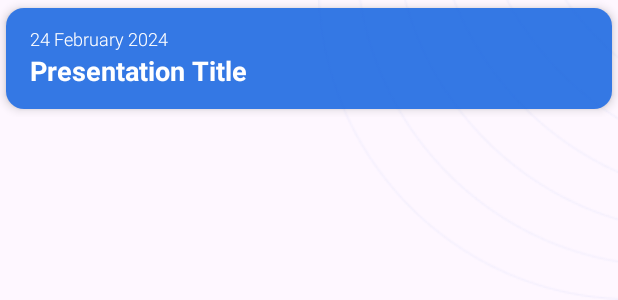
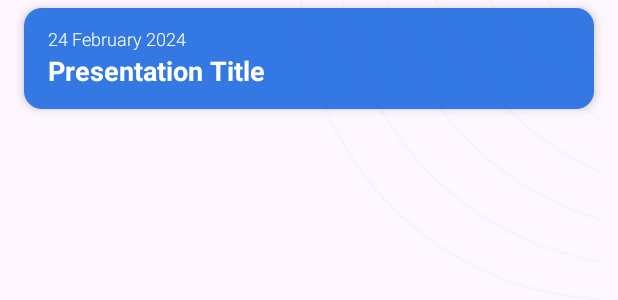
Before and after one commit to UCYenyen/ECPresentFrontend, an Android app built with Jetpack Compose: the @Preview function PresentationHistoryViewPreview, on a phone screen of 412 x 824 dp. Shown: the top 300 px of the screen. Run offline under Robolectric (Android 15) with nearby library versions, the phone set to English and light mode, and no system bars.

Commit message:
remove unused import

```diff
--- a/app/src/main/java/com/example/ecpresent/ui/view/pages/presentation/presentationHistoryView.kt
+++ b/app/src/main/java/com/example/ecpresent/ui/view/pages/presentation/presentationHistoryView.kt
@@ -3,35 +3,19 @@ package com.example.ecpresent.ui.view.pages.presentation
 
 import androidx.compose.foundation.Image
 import androidx.compose.foundation.background
-import androidx.compose.foundation.layout.Arrangement
 import androidx.compose.foundation.layout.Box
-import androidx.compose.foundation.layout.Column
-import androidx.compose.foundation.layout.Row
 import androidx.compose.foundation.layout.fillMaxSize
-import androidx.compose.foundation.layout.fillMaxWidth
 import androidx.compose.foundation.layout.padding
 import androidx.compose.foundation.layout.width
-import androidx.compose.foundation.shape.RoundedCornerShape
-import androidx.compose.material.icons.Icons
-import androidx.compose.material.icons.filled.ArrowBack
-import androidx.compose.material3.Button
-import androidx.compose.material3.ButtonColors
-import androidx.compose.material3.Icon
 import androidx.compose.material3.MaterialTheme
-import androidx.compose.material3.Text
 import androidx.compose.runtime.Composable
 import androidx.compose.ui.Alignment
 import androidx.compose.ui.Modifier
-import androidx.compose.ui.graphics.Color
 import androidx.compose.ui.layout.ContentScale
 import androidx.compose.ui.res.painterResource
-import androidx.compose.ui.text.font.FontWeight
 import androidx.compose.ui.tooling.preview.Preview
 import androidx.compose.ui.unit.dp
-import androidx.compose.ui.unit.sp
-
 import com.example.ecpresent.R
-
 import com.example.ecpresent.ui.view.components.pages.presentation.PresentationHistorySection
 
 
@@ -41,6 +25,7 @@ fun PresentationHistoryView(){
         modifier = Modifier
             .fillMaxSize()
             .background(color = MaterialTheme.colorScheme.surface)
+            .padding(horizontal = 12.dp),
     ) {
         PresentationHistorySection(showAll = true)
         Image(
```
